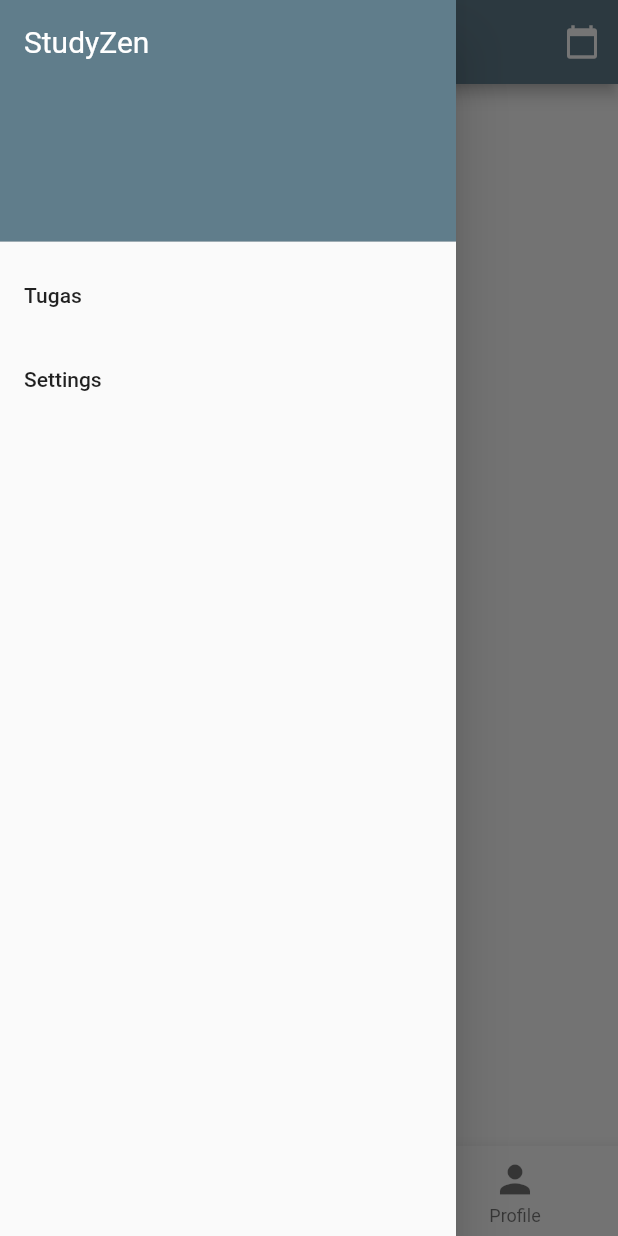
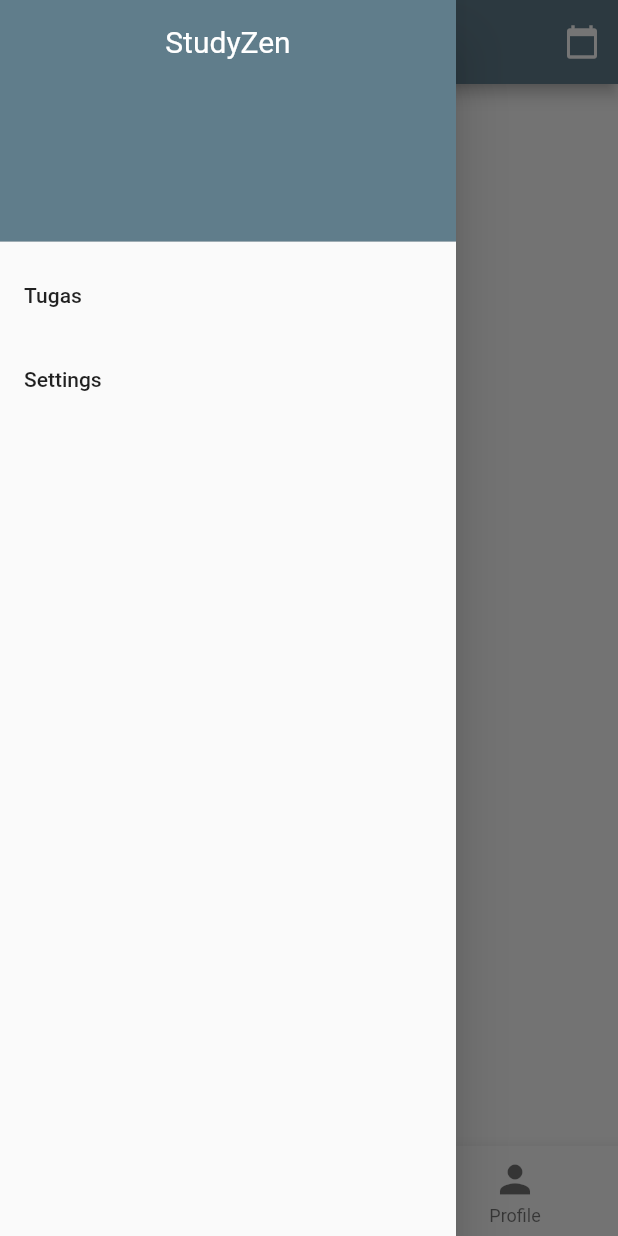
Before and after one commit to idhamramadito/studyzen, a Flutter app: the screen it shows after launch, with the side drawer open, on a phone screen of 412 x 824 dp. Run offline on Flutter 3.47's test engine with Material 2 defaults, Android fonts, the phone set to English and light mode, and no system bars; our stand-ins replace syncfusion_flutter_calendar.

Commit message:
centering text

```diff
--- a/lib/main.dart
+++ b/lib/main.dart
@@ -56,7 +56,7 @@ class _MyHomePageState extends State<MyHomePage> {
               decoration: BoxDecoration(
                 color: Colors.blueGrey,
               ),
-              child: Text('StudyZen',
+              child: Text('StudyZen', textAlign: TextAlign.center,
               style: TextStyle(
                 fontWeight: FontWeight.normal,
                 fontSize: 20,
```
